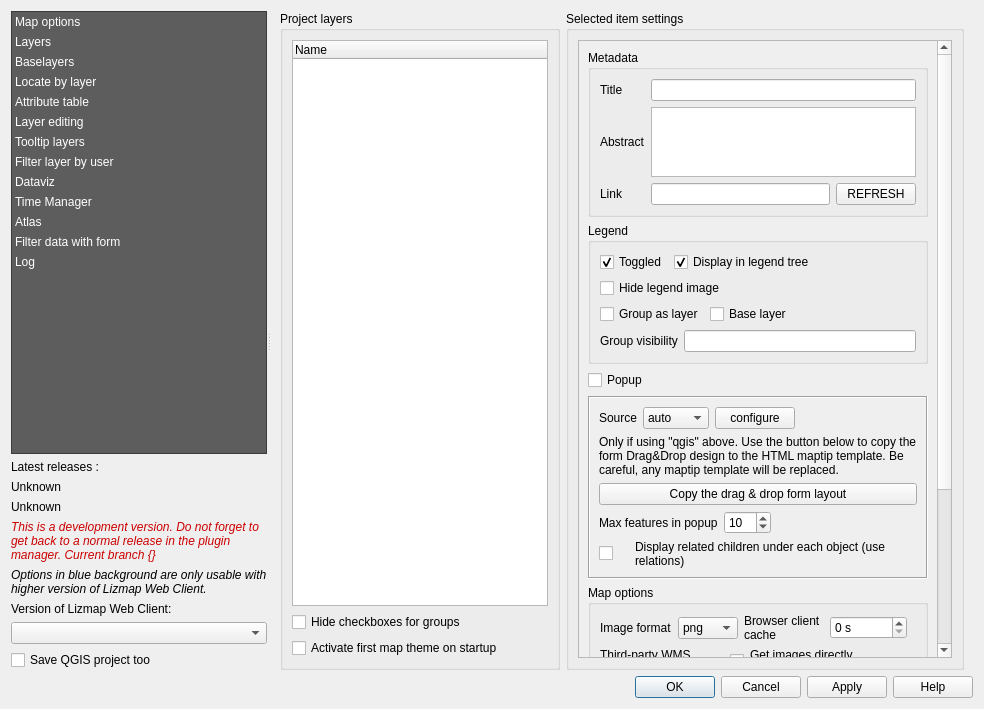
First picture: the form in lizmap/resources/ui/ui_lizmap.ui, repository 3liz/lizmap-plugin, before the edit.
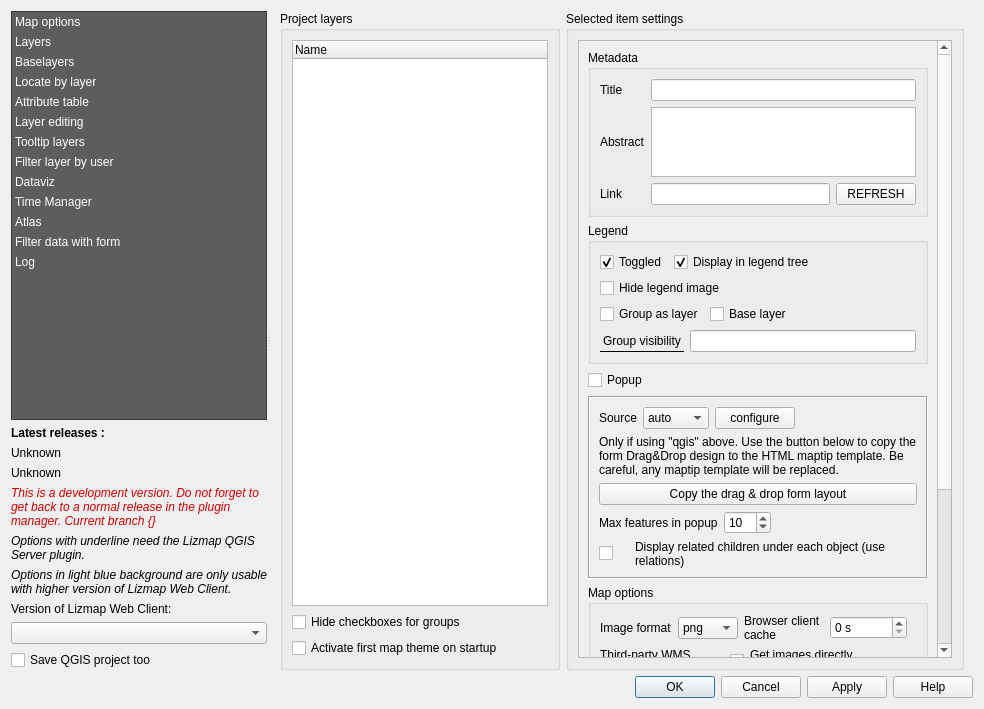
Second picture: the form after the edit. The open tabs and pages were chosen to show the change. Custom widgets are drawn as their Qt base class.

Commit message: Add underline for QGIS Server Lizmap settings fix #304

```diff
--- a/lizmap/resources/ui/ui_lizmap.ui
+++ b/lizmap/resources/ui/ui_lizmap.ui
@@ -167,6 +167,12 @@
        </item>
        <item>
         <widget class="QLabel" name="label">
+         <property name="font">
+          <font>
+           <weight>75</weight>
+           <bold>true</bold>
+          </font>
+         </property>
          <property name="text">
           <string>Latest releases :</string>
          </property>
@@ -196,6 +202,22 @@
          </property>
         </widget>
        </item>
+       <item>
+        <widget class="QLabel" name="label_lizmap_server">
+         <property name="font">
+          <font>
+           <family>Ubuntu</family>
+           <italic>true</italic>
+          </font>
+         </property>
+         <property name="text">
+          <string>Options with underline need the Lizmap QGIS Server plugin.</string>
+         </property>
+         <property name="wordWrap">
+          <bool>true</bool>
+         </property>
+        </widget>
+       </item>
        <item>
         <widget class="QLabel" name="label_lwc_version">
          <property name="font">
@@ -203,11 +225,8 @@
            <italic>true</italic>
           </font>
          </property>
-         <property name="styleSheet">
-          <string notr="true"/>
-         </property>
          <property name="text">
-          <string>Options in blue background are only usable with higher version of Lizmap Web Client.</string>
+          <string>Options in light blue background are only usable with higher version of Lizmap Web Client.</string>
          </property>
          <property name="wordWrap">
           <bool>true</bool>
@@ -1110,6 +1129,11 @@
                           <layout class="QHBoxLayout" name="horizontalLayout_3">
                            <item>
                             <widget class="QLabel" name="label_group_visibility">
+                             <property name="styleSheet">
+                              <string notr="true">border-bottom-width: 1px;
+border-bottom-style: solid;
+border-radius: 0px;</string>
+                             </property>
                              <property name="text">
                               <string>Group visibility</string>
                              </property>
```
Left out of the diff: 6 changed lines with no effect on the pictures. The commit also changes 1 other file.
